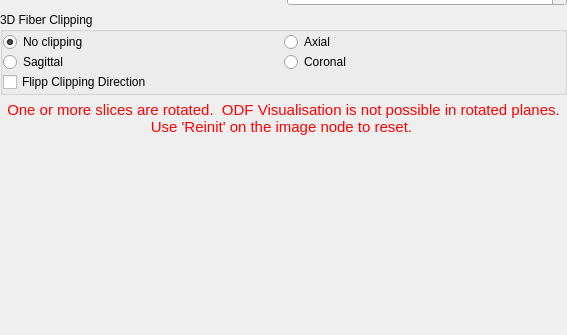
Above: Plugins/org.mitk.gui.qt.diffusionimaging/src/internal/QmitkControlVisualizationPropertiesViewControls.ui from MITK/MITK before the change; both pictures show x 0 to 567 and y 284 to 619 of the 567 by 619 pixel window. Below: the same form after it.
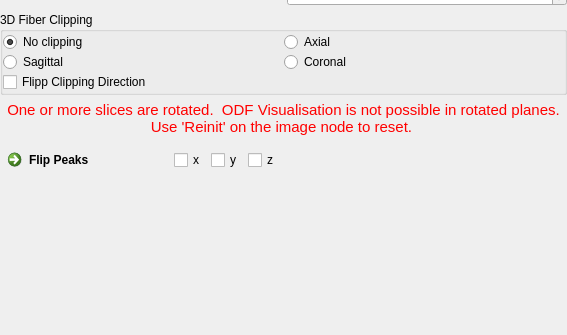
That is the form after the change. Icons and pictures are not drawn.

Commit message: Add peak image and mapper

The edit to the form file:
```diff
--- a/Plugins/org.mitk.gui.qt.diffusionimaging/src/internal/QmitkControlVisualizationPropertiesViewControls.ui
+++ b/Plugins/org.mitk.gui.qt.diffusionimaging/src/internal/QmitkControlVisualizationPropertiesViewControls.ui
@@ -830,6 +830,77 @@
      </property>
     </widget>
    </item>
+   <item>
+    <widget class="QFrame" name="m_PeakImageFrame">
+     <property name="frameShape">
+      <enum>QFrame::NoFrame</enum>
+     </property>
+     <property name="frameShadow">
+      <enum>QFrame::Raised</enum>
+     </property>
+     <layout class="QGridLayout" name="gridLayout_4">
+      <property name="leftMargin">
+       <number>0</number>
+      </property>
+      <property name="topMargin">
+       <number>0</number>
+      </property>
+      <property name="rightMargin">
+       <number>0</number>
+      </property>
+      <property name="bottomMargin">
+       <number>0</number>
+      </property>
+      <item row="2" column="0">
+       <widget class="QCommandLinkButton" name="m_FlipPeaksButton">
+        <property name="sizePolicy">
+         <sizepolicy hsizetype="Minimum" vsizetype="Preferred">
+          <horstretch>0</horstretch>
+          <verstretch>0</verstretch>
+         </sizepolicy>
+        </property>
+        <property name="text">
+         <string>Flip Peaks</string>
+        </property>
+       </widget>
+      </item>
+      <item row="2" column="3">
+       <widget class="QCheckBox" name="m_FlipPeaksZ">
+        <property name="text">
+         <string>z</string>
+        </property>
+       </widget>
+      </item>
+      <item row="2" column="2">
+       <widget class="QCheckBox" name="m_FlipPeaksY">
+        <property name="text">
+         <string>y</string>
+        </property>
+       </widget>
+      </item>
+      <item row="2" column="1">
+       <widget class="QCheckBox" name="m_FlipPeaksX">
+        <property name="text">
+         <string>x</string>
+        </property>
+       </widget>
+      </item>
+      <item row="2" column="4">
+       <spacer name="horizontalSpacer_3">
+        <property name="orientation">
+         <enum>Qt::Horizontal</enum>
+        </property>
+        <property name="sizeHint" stdset="0">
+         <size>
+          <width>40</width>
+          <height>20</height>
+         </size>
+        </property>
+       </spacer>
+      </item>
+     </layout>
+    </widget>
+   </item>
    <item>
     <spacer name="verticalSpacer">
      <property name="orientation">
```
Left out of the diff: 2 changed lines with no effect on the pictures. The commit also changes 37 other files.
